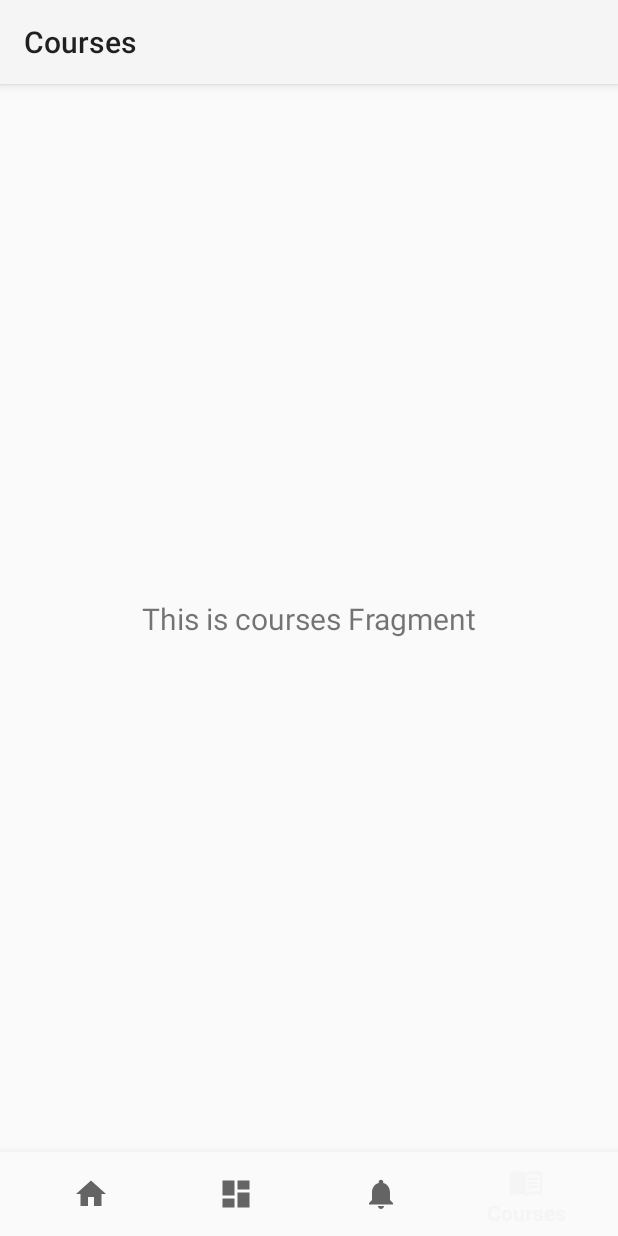
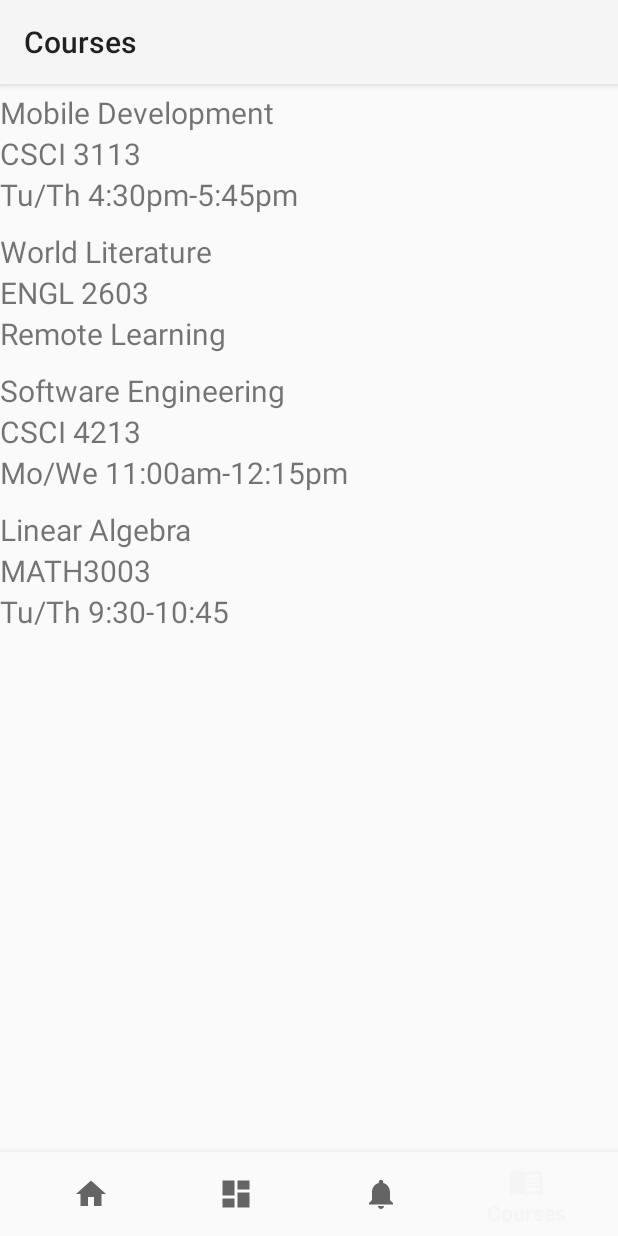
Before and after one commit to WPCom100/TeamProject2, an Android app: the CoursesFragment screen opened through its navigation route, on a phone screen of 412 x 824 dp. Run offline under Robolectric (Android 15) with nearby library versions, the phone set to English and light mode, and no system bars; our stand-ins replace navigation-ui.

Commit message:
added the course list tab. since we're short on time, its basically just a re-skin of Landry's staff directory.

```diff
--- /dev/null
+++ b/app/src/main/java/com/example/teamproject2/ui/courses/CourseData.kt
@@ -0,0 +1,5 @@
+package com.example.teamproject2.ui.courses
+
+data class CourseData(var name:String, var code:String, var time:String) {
+
+}
--- a/app/src/main/java/com/example/teamproject2/ui/courses/CoursesFragment.kt
+++ b/app/src/main/java/com/example/teamproject2/ui/courses/CoursesFragment.kt
@@ -8,10 +8,12 @@ import android.view.View
 import android.view.ViewGroup
 import android.widget.TextView
 import androidx.lifecycle.Observer
+import androidx.recyclerview.widget.LinearLayoutManager
+import androidx.recyclerview.widget.RecyclerView
 import com.example.teamproject2.R
 
 class CoursesFragment : Fragment() {
-
+    var courses: ArrayList<CourseData> = ArrayList()
 
 
     private lateinit var coursesViewModel: CoursesViewModel
@@ -21,14 +23,35 @@ class CoursesFragment : Fragment() {
         container: ViewGroup?,
         savedInstanceState: Bundle?
     ): View? {
+
+        loadCourses()
+
         coursesViewModel = ViewModelProvider(this).get(CoursesViewModel::class.java)
         val root = inflater.inflate(R.layout.fragment_courses, container, false)
-        val textView: TextView = root.findViewById(R.id.text_courses)
-        coursesViewModel.text.observe(viewLifecycleOwner, Observer {
-            textView.text = it
-        })
+        val layoutManager = LinearLayoutManager(this.context)
+
+        val recyclerView = root.findViewById<RecyclerView>(R.id.Course_recycleView)
+        recyclerView.layoutManager = layoutManager
+
+        val adapter = courseAdapter(courses)
+        recyclerView.adapter = adapter
+
+
+
+
 
         return root
+    }
+
+    fun loadCourses(){
+        courses.add(CourseData("Mobile Development", "CSCI 3113", "Tu/Th 4:30pm-5:45pm"))
+        courses.add(CourseData("World Literature", "ENGL 2603", "Remote Learning"))
+        courses.add(CourseData("Software Engineering", "CSCI 4213", "Mo/We 11:00am-12:15pm"))
+        courses.add(CourseData("Linear Algebra", "MATH3003", "Tu/Th 9:30-10:45"))
+
+
+
+
     }
 
 
--- /dev/null
+++ b/app/src/main/java/com/example/teamproject2/ui/courses/courseAdapter.kt
@@ -0,0 +1,38 @@
+package com.example.teamproject2.ui.courses
+
+import android.net.Uri
+import android.view.LayoutInflater
+import android.view.View
+import android.view.ViewGroup
+import android.widget.TextView
+import androidx.recyclerview.widget.RecyclerView
+import com.example.teamproject2.R
+import com.example.teamproject2.ui.directory.Person
+import com.example.teamproject2.ui.directory.PersonAdapter
+
+class courseAdapter(var courses: ArrayList<CourseData>) : RecyclerView.Adapter<courseAdapter.ViewHolder>() {
+    class ViewHolder(itemView: View): RecyclerView.ViewHolder(itemView) {
+        var nameText: TextView = itemView.findViewById(R.id.CourseName_text)
+        var codeText: TextView = itemView.findViewById(R.id.CourseCode_text)
+        var timeText: TextView = itemView.findViewById(R.id.CourseTime_text)
+
+
+    }
+
+
+    override fun onCreateViewHolder(parent: ViewGroup, viewType: Int): courseAdapter.ViewHolder {
+        val view = LayoutInflater.from(parent.context).inflate(R.layout.courses_row_item, parent, false)
+        return courseAdapter.ViewHolder(view)
+    }
+
+    override fun getItemCount(): Int {
+        return courses.size
+    }
+
+    override fun onBindViewHolder(holder: ViewHolder, position: Int) {
+        //Assign name, position, and email to layout text views
+        holder.nameText.text = courses[position].name
+        holder.codeText.text = courses[position].code
+        holder.timeText.text = courses[position].time
+    }
+}
--- /dev/null
+++ b/app/src/main/res/layout/courses_row_item.xml
@@ -0,0 +1,39 @@
+<?xml version="1.0" encoding="utf-8"?>
+<androidx.constraintlayout.widget.ConstraintLayout xmlns:android="http://schemas.android.com/apk/res/android"
+    xmlns:app="http://schemas.android.com/apk/res-auto"
+    android:layout_width="match_parent"
+    android:layout_height="wrap_content">
+
+    <TextView
+        android:id="@+id/CourseName_text"
+        android:layout_width="0dp"
+        android:layout_height="wrap_content"
+        android:layout_marginTop="5dp"
+        android:text="TextView"
+        android:textSize="20sp"
+        app:layout_constraintEnd_toEndOf="parent"
+        app:layout_constraintStart_toStartOf="parent"
+        app:layout_constraintTop_toTopOf="parent" />
+
+    <TextView
+        android:id="@+id/CourseCode_text"
+        android:layout_width="0dp"
+        android:layout_height="wrap_content"
+        android:text="TextView"
+        android:textSize="20sp"
+        app:layout_constraintEnd_toEndOf="parent"
+        app:layout_constraintStart_toStartOf="parent"
+        app:layout_constraintTop_toBottomOf="@+id/CourseName_text" />
+
+    <TextView
+        android:id="@+id/CourseTime_text"
+        android:layout_width="0dp"
+        android:layout_height="wrap_content"
+        android:layout_marginBottom="5dp"
+        android:text="TextView"
+        android:textSize="20sp"
+        app:layout_constraintBottom_toBottomOf="parent"
+        app:layout_constraintEnd_toEndOf="parent"
+        app:layout_constraintStart_toStartOf="parent"
+        app:layout_constraintTop_toBottomOf="@+id/CourseCode_text" />
+</androidx.constraintlayout.widget.ConstraintLayout>
--- a/app/src/main/res/layout/fragment_courses.xml
+++ b/app/src/main/res/layout/fragment_courses.xml
@@ -6,20 +6,8 @@
     android:layout_height="match_parent"
     tools:context=".ui.courses.CoursesFragment">
 
-    <TextView
-        android:id="@+id/text_courses"
+    <androidx.recyclerview.widget.RecyclerView
+        android:id="@+id/Course_recycleView"
         android:layout_width="match_parent"
-        android:layout_height="wrap_content"
-        android:layout_marginStart="8dp"
-        android:layout_marginLeft="8dp"
-        android:layout_marginEnd="8dp"
-        android:layout_marginRight="8dp"
-        android:text="Hello"
-        android:textSize="20sp"
-        app:layout_constraintBottom_toBottomOf="parent"
-        app:layout_constraintEnd_toEndOf="parent"
-        app:layout_constraintStart_toStartOf="parent"
-        app:layout_constraintTop_toTopOf="parent"
-        android:gravity="center_horizontal" />
-
+        android:layout_height="match_parent" />
 </androidx.constraintlayout.widget.ConstraintLayout>
```
